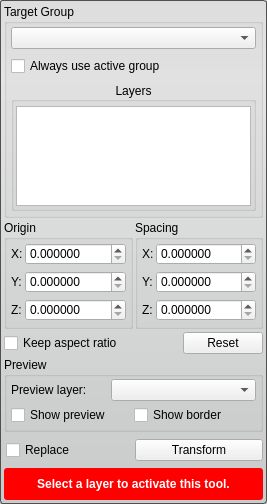
The window that src/Interface/ToolInterface/TransformToolInterface.ui (SCIInstitute/Seg3D) describes before a commit, drawn with Qt 5.
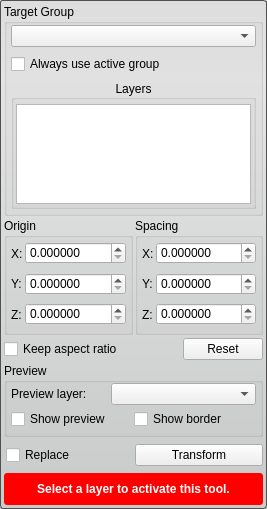
The same window after the commit.

Patch:
```diff
--- a/src/Interface/ToolInterface/TransformToolInterface.ui
+++ b/src/Interface/ToolInterface/TransformToolInterface.ui
@@ -7,7 +7,7 @@
     <x>0</x>
     <y>0</y>
     <width>267</width>
-    <height>472</height>
+    <height>509</height>
    </rect>
   </property>
   <property name="sizePolicy">
@@ -54,11 +54,14 @@
       <bool>false</bool>
      </property>
      <layout class="QVBoxLayout" name="verticalLayout_4">
+      <property name="spacing">
+       <number>6</number>
+      </property>
       <property name="leftMargin">
        <number>4</number>
       </property>
       <property name="topMargin">
-       <number>2</number>
+       <number>0</number>
       </property>
       <property name="rightMargin">
        <number>4</number>
@@ -620,6 +623,18 @@
    </item>
    <item>
     <widget class="QGroupBox" name="groupBox_2">
+     <property name="minimumSize">
+      <size>
+       <width>0</width>
+       <height>74</height>
+      </size>
+     </property>
+     <property name="maximumSize">
+      <size>
+       <width>16777215</width>
+       <height>74</height>
+      </size>
+     </property>
      <property name="title">
       <string>Preview</string>
      </property>
@@ -631,7 +646,7 @@
        <number>4</number>
       </property>
       <property name="topMargin">
-       <number>2</number>
+       <number>0</number>
       </property>
       <property name="rightMargin">
        <number>4</number>
```
